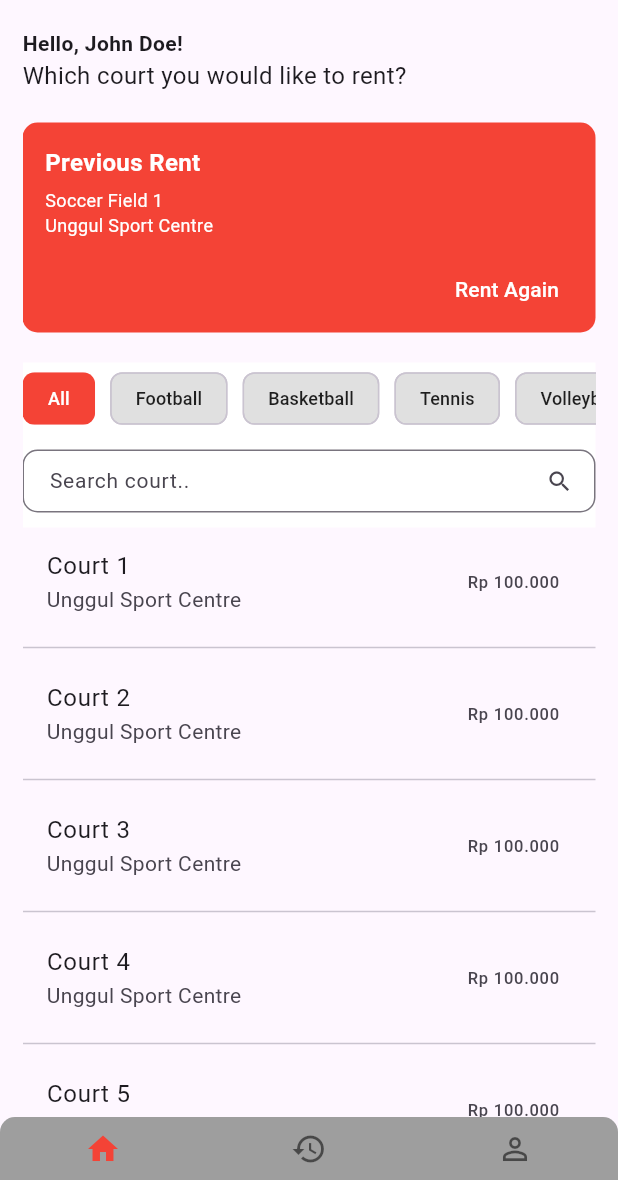
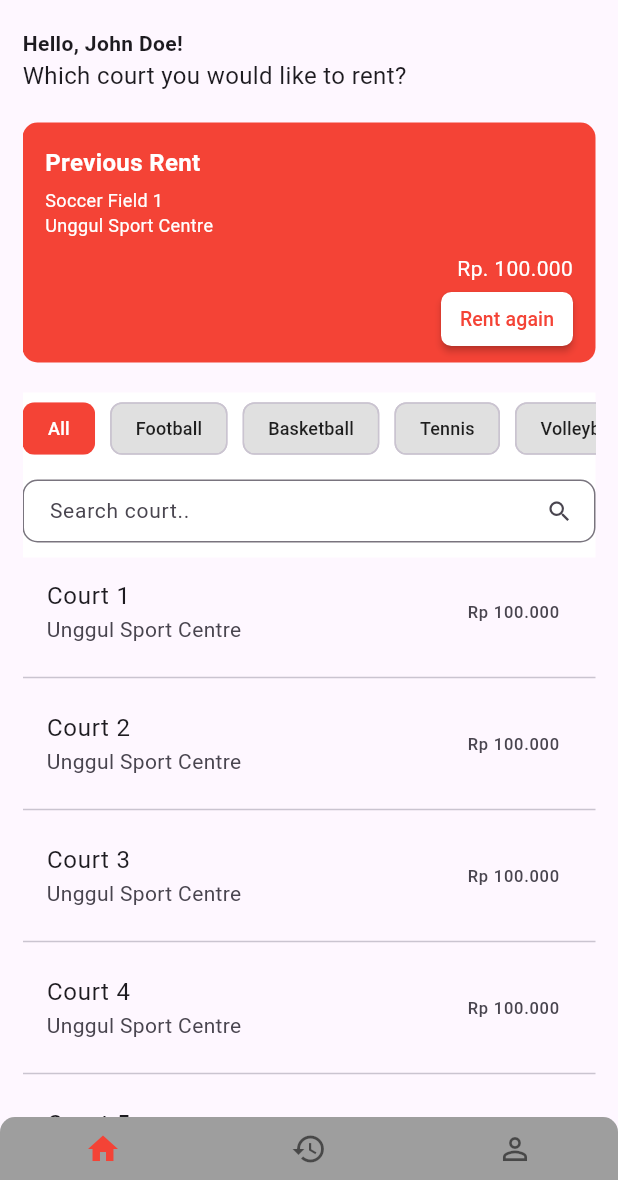
Before and after one commit to bryanfks-dev/Courtly, a Flutter app: the screen it shows after launch, on a phone screen of 412 x 824 dp, the part 56-1236 px from its top. Run offline on Flutter 3.47's test engine with Material 3 defaults, Android fonts, the phone set to English and light mode, and no system bars; drawn by our look-alikes of sticky_headers; our stand-ins replace flutter_svg, vector_graphics.

Commit message:
reformat documentations and add moneyFormatter util func

```diff
--- a/lib/core/config/theme_datas.dart
+++ b/lib/core/config/theme_datas.dart
@@ -1,6 +1,6 @@
 import 'package:flutter/material.dart';
 
-/// ThemeDatas is a class that contains all the theme data for the application.
+/// [ThemeDatas] is a class that contains all the theme data for the application.
 class ThemeDatas {
   static ThemeData light = ThemeData(useMaterial3: true);
 }
--- a/lib/core/constants/color_schemes.dart
+++ b/lib/core/constants/color_schemes.dart
@@ -1,3 +1,5 @@
+/// [ColorSchemes] class contains all the color schemes used in the app.
+/// It is used to maintain the color schemes in one place.
 class ColorSchemes {
 
 }
--- a/lib/core/enums/sports.dart
+++ b/lib/core/enums/sports.dart
@@ -1,4 +1,4 @@
-/// Sports is an enum that contains the sports that
+/// [Sports] is an enum that contains the sports that
 /// the user can choose from.
 enum Sports {
   football("Football"),
@@ -7,8 +7,8 @@ enum Sports {
   volleyball("Volleyball"),
   badminton("Badminton");
 
-  /// label is the name of the sport.
-  /// label used in the UI to show the sport name.
+  /// [label] is the name of the sport and used in the UI to
+  /// show the sport name.
   final String label;
 
   const Sports(this.label);
--- /dev/null
+++ b/lib/core/utils/utils.dart
@@ -0,0 +1,16 @@
+import 'package:intl/intl.dart';
+
+/// moneyFormatter is a function to format the amount to universal
+/// currency format, but intead of comma, it will use dots as 3 digits
+/// seperator.
+///
+/// - Parameters:
+///   - [amount] is the amount that will be formatted to currency format.
+///
+/// - Returns: a string of formatted amount within dots every 3 integer.
+///
+/// Example:
+/// moneyFormatter(amount: 1000000) => "1.000.000"
+String moneyFormatter({required int amount}) {
+  return NumberFormat.decimalPattern("id_ID").format(amount);
+}
--- a/lib/presentation/pages/home.dart
+++ b/lib/presentation/pages/home.dart
@@ -1,18 +1,19 @@
 import 'package:courtly/core/enums/sports.dart';
+import 'package:courtly/core/utils/utils.dart';
 import 'package:flutter/material.dart';
 import 'package:sticky_headers/sticky_headers/widget.dart';
 
-/// HomePage is the first screen that the user sees.
-/// HomePage contains list of available courts.
+/// [HomePage] is the first screen that the user sees.
+/// [HomePage] contains list of available courts.
 class HomePage extends StatelessWidget {
   HomePage({super.key});
 
-  /// _chipLabelList is the list of sports that the user can choose from.
+  /// [_chipLabelList] is the list of sports that the user can choose from.
   /// The list is used to create a filter chip.
   final List<String> _chipLabelList =
       ["All"] + Sports.values.map((e) => e.label).toList();
 
-  /// _selectedChipIndex is the index of the selected chip.
+  /// [_selectedChipIndexNotifier] is the index of the selected chip.
   /// The index is used to determine which sport is selected.
   final ValueNotifier<int> _selectedChipIndexNotifier = ValueNotifier(0);
 
@@ -75,16 +76,27 @@ class HomePage extends StatelessWidget {
                           ],
                         ),
                         const SizedBox(height: 10),
-                        Row(
+                        SizedBox(
+                          width: double.maxFinite,
+                          child: Column(
                             mainAxisAlignment: MainAxisAlignment.end,
+                            crossAxisAlignment: CrossAxisAlignment.end,
                             children: [
+                              Text(
+                                "Rp. ${moneyFormatter(amount: 100000)}",
+                                style: const TextStyle(color: Colors.white),
+                              ),
                               MaterialButton(
                                   onPressed: () {},
-                                textColor: Colors.white,
+                                  color: Colors.white,
+                                  textColor: Colors.red,
                                   padding: const EdgeInsets.all(0),
-                                child: const Text("Rent Again",
-                                    style: TextStyle(fontSize: 14)))
+                                  shape: RoundedRectangleBorder(
+                                      borderRadius: BorderRadius.circular(7)),
+                                  child: const Text("Rent again",
+                                      style: TextStyle(fontSize: 13)))
                             ],
+                          ),
                         )
                       ],
                     ),
--- a/lib/presentation/pages/order_history.dart
+++ b/lib/presentation/pages/order_history.dart
@@ -1,6 +1,6 @@
 import 'package:flutter/material.dart';
 
-/// OrderHistoryPage is a page to show user's order history.
+/// [OrderHistoryPage] is a page to show user's order history.
 class OrderHistoryPage extends StatelessWidget {
   const OrderHistoryPage({super.key});
 
--- a/lib/presentation/widgets/centered_app_bar.dart
+++ b/lib/presentation/widgets/centered_app_bar.dart
@@ -1,14 +1,16 @@
 import 'package:flutter/material.dart';
 
-/// CenteredAppBar is a custom AppBar widget that is used as the AppBar
+/// [CenteredAppBar] is a custom AppBar widget that is used as the AppBar
 /// for the application that contains a centered title.
 class CenteredAppBar extends StatelessWidget implements PreferredSizeWidget {
   const CenteredAppBar({super.key, required this.title})
       : preferredSize = const Size.fromHeight(56);
 
   @override
+  /// [preferredSize] is the preferred size of the AppBar.
   final Size preferredSize;
 
+  /// [title] is the custom title of the AppBar.
   final String title;
 
   @override
--- a/lib/presentation/widgets/default_app_bar.dart
+++ b/lib/presentation/widgets/default_app_bar.dart
@@ -1,12 +1,13 @@
 import 'package:flutter/material.dart';
 
-/// DefaultAppBar is a custom AppBar widget that is used as the default AppBar
+/// [DefaultAppBar] is a custom AppBar widget that is used as the default AppBar
 /// for the application.
-/// DefaultAppBar is mainly used in home page.
+/// [DefaultAppBar] is mainly used in home page.
 class DefaultAppBar extends StatelessWidget implements PreferredSizeWidget {
   const DefaultAppBar({super.key}) : preferredSize = const Size.fromHeight(56);
 
   @override
+  /// [preferredSize] is the preferred size of the AppBar.
   final Size preferredSize;
 
   @override
--- a/lib/routes/routes.dart
+++ b/lib/routes/routes.dart
@@ -1,4 +1,4 @@
-/// Routes is a class that contains all the custom routes of the application.
+/// [Routes] is a class that contains all the custom routes of the application.
 /// This class is used to navigate between screens.
 class Routes {
   static const String login = "/login";
--- a/pubspec.yaml
+++ b/pubspec.yaml
@@ -38,6 +38,7 @@ dependencies:
   flutter_svg: ^2.0.10+1
   vector_graphics: ^1.1.11+1
   sticky_headers: ^0.3.0+2
+  intl: ^0.19.0
 
 dev_dependencies:
   flutter_test:
```
Also changed, not shown: lib/domain/entities/login_form_data.dart (+5 -5 lines), lib/domain/entities/page_props.dart (+9 -11 lines), lib/domain/entities/register_form_data.dart (+6 -8 lines), lib/main.dart (+17 -5 lines), lib/presentation/pages/login.dart (+8 -7 lines), lib/presentation/pages/profile.dart (+5 -4 lines), lib/presentation/pages/register.dart (+10 -6 lines), lib/presentation/widgets/primary_button.dart (+5 -5 lines), lib/presentation/widgets/secondary_button.dart (+5 -5 lines), pubspec.lock. Lines whose indentation alone changed are shown as unchanged.
